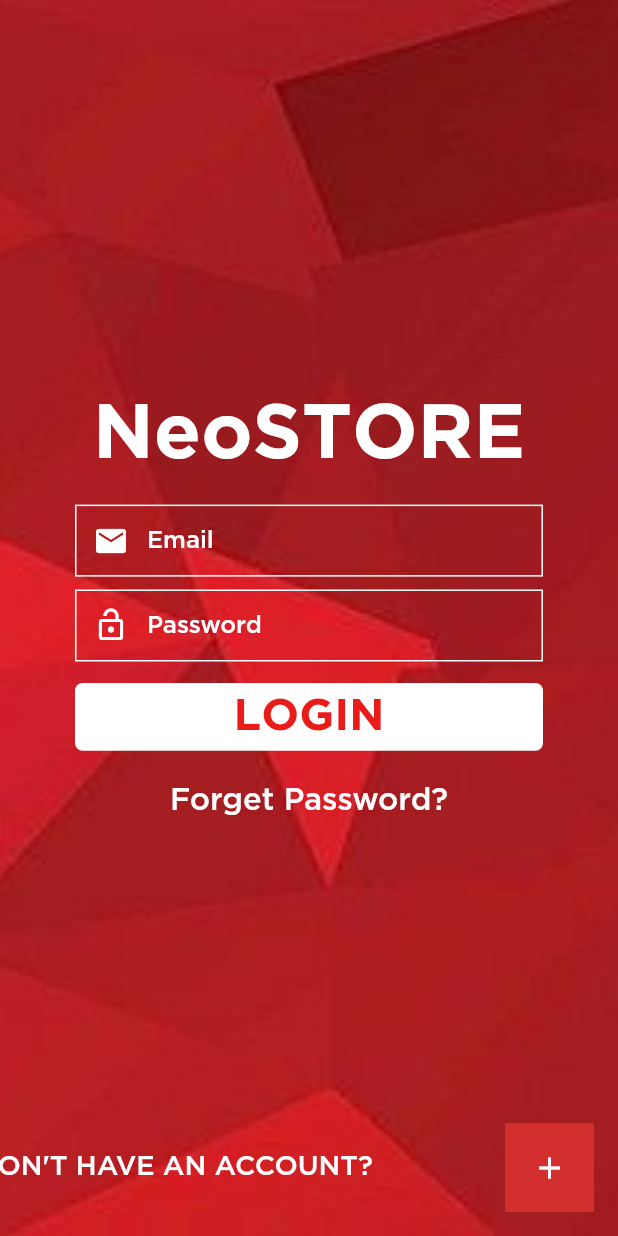
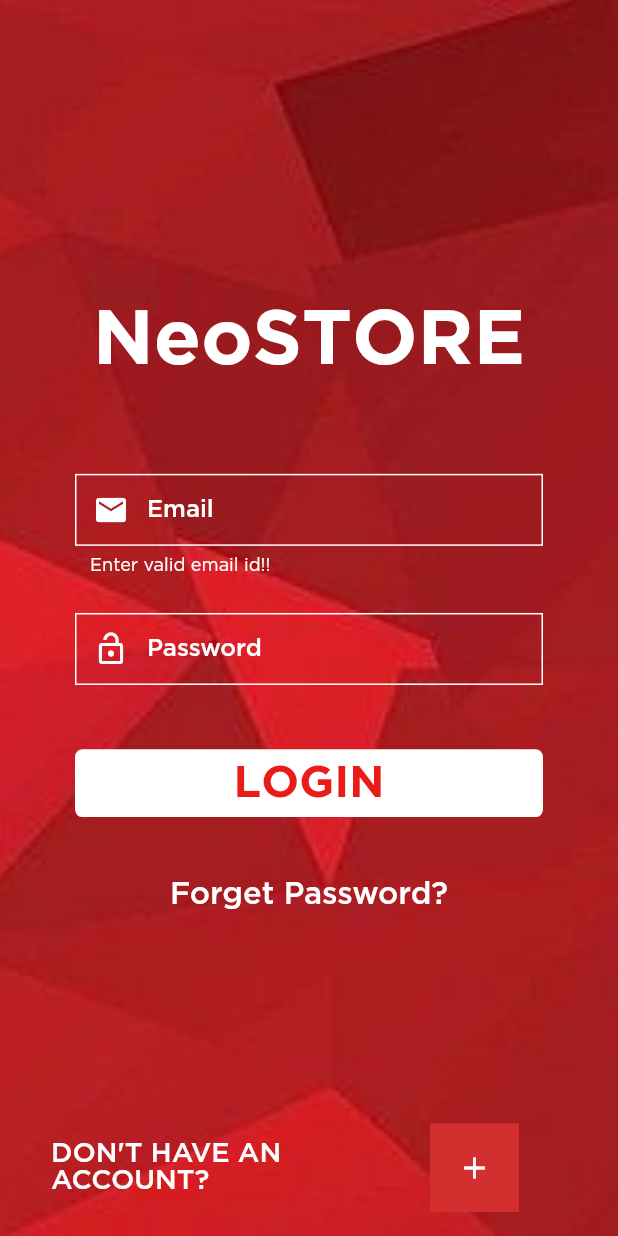
Before and after one commit to mahendra89s/NeoSTORE_Flutter, a Flutter app: the screen it shows after launch, after a tap on "LOGIN", on a phone screen of 412 x 824 dp. Run offline on Flutter 3.47's test engine with Material 2 defaults, Android fonts, the light colour scheme and no system bars; our stand-ins replace flutter_riverpod, flutter_screenutil, freezed_annotation, riverpod.

Commit message:
Login Page changes

```diff
--- a/lib/screens/authentication/presentation/login_page/view/login_page.dart
+++ b/lib/screens/authentication/presentation/login_page/view/login_page.dart
@@ -18,12 +18,13 @@ class _LoginPageState extends State<LoginPage> {
   TextEditingController passwordController = TextEditingController();
   FocusNode usernameFocus = FocusNode();
   FocusNode passwordFocus = FocusNode();
+  var username = "";
+  var passwrd = "";
   LoginRequest loginRequest = LoginRequest(email: "", password: "");
-  late final _formKey;
+  final _formKey = GlobalKey<FormState>();
 
   @override
   void initState() {
-    _formKey = GlobalKey<FormState>();
     super.initState();
   }
 
@@ -45,7 +46,7 @@ class _LoginPageState extends State<LoginPage> {
       final apiCallProvider = ref.watch(authenticateProvider.notifier);
       return InkWell(
         onTap: () {
-          if (_formKey.currenState.validate()) {
+          if (_formKey.currentState!.validate()) {
             apiCallProvider.callAuthenticationUserApi(loginRequest);
           }
         },
@@ -96,6 +97,7 @@ class _LoginPageState extends State<LoginPage> {
                     usernameFocus.hasFocus ? Colors.white : Colors.transparent,
                 fontWeight: FontWeight.w500),
             labelText: "Email",
+            errorStyle: const TextStyle(color: Colors.white),
             labelStyle: const TextStyle(
                 color: Colors.white, fontWeight: FontWeight.w500),
             enabledBorder: OutlineInputBorder(
@@ -116,7 +118,7 @@ class _LoginPageState extends State<LoginPage> {
                 !RegExp(r'^[\w-_\.]+@([\w-].)+[a-z]{2,5}').hasMatch(value)) {
               return 'Enter valid email id!!';
             }
-            loginRequest.copyWith(email: value);
+            username = value;
             return null;
           },
           onChanged: (value) => () {});
@@ -139,6 +141,7 @@ class _LoginPageState extends State<LoginPage> {
                     usernameFocus.hasFocus ? Colors.white : Colors.transparent,
                 fontWeight: FontWeight.w500),
             labelText: "Password",
+            errorStyle: const TextStyle(color: Colors.white),
             labelStyle: const TextStyle(
                 color: Colors.white, fontWeight: FontWeight.w500),
             enabledBorder: OutlineInputBorder(
@@ -155,11 +158,12 @@ class _LoginPageState extends State<LoginPage> {
                 borderSide: const BorderSide(color: Colors.white)),
           ),
           validator: (value) {
-            if (value == null ||
-                !RegExp(r'^(?=.*[a-z])(?=.*?[0-9]).{8,}$').hasMatch(value)) {
+            if (value == null
+                // ||   !RegExp(r'^(?=.*[a-z])(?=.*?[0-9]).{8,}$').hasMatch(value)
+                ) {
               return 'Password must contain atleast 8 characters!!';
             }
-            loginRequest.copyWith(password: value);
+            passwrd = value;
             return null;
           },
           onChanged: (value) => () {});
@@ -181,13 +185,13 @@ class _LoginPageState extends State<LoginPage> {
             mainAxisAlignment: MainAxisAlignment.center,
             children: <Widget>[
               neoStoreText(),
-              Padding(padding: EdgeInsets.only(top: 148.h / 3)),
+              Padding(padding: EdgeInsets.only(top: 148.h)),
               email(),
-              Padding(padding: EdgeInsets.only(top: 60.h / 3)),
+              Padding(padding: EdgeInsets.only(top: 60.h)),
               password(),
-              Padding(padding: EdgeInsets.only(top: 100.h / 3)),
+              Padding(padding: EdgeInsets.only(top: 100.h)),
               loginButton(ref),
-              Padding(padding: EdgeInsets.only(top: 65.h / 3)),
+              Padding(padding: EdgeInsets.only(top: 65.h)),
               forgetPassword()
             ],
           ),
@@ -210,7 +214,9 @@ class _LoginPageState extends State<LoginPage> {
               ),
               child: loginForm(),
             ),
-            floatingActionButton: Row(
+            floatingActionButton: Padding(
+              padding: const EdgeInsets.symmetric(horizontal: 50),
+              child: Row(
                 children: [
                   Expanded(child: dontHaveAccount()),
                   SizedBox(
@@ -229,6 +235,7 @@ class _LoginPageState extends State<LoginPage> {
                   )
                 ],
               ),
+            ),
           );
         });
   }
```
Lines whose indentation alone changed are shown as unchanged.
